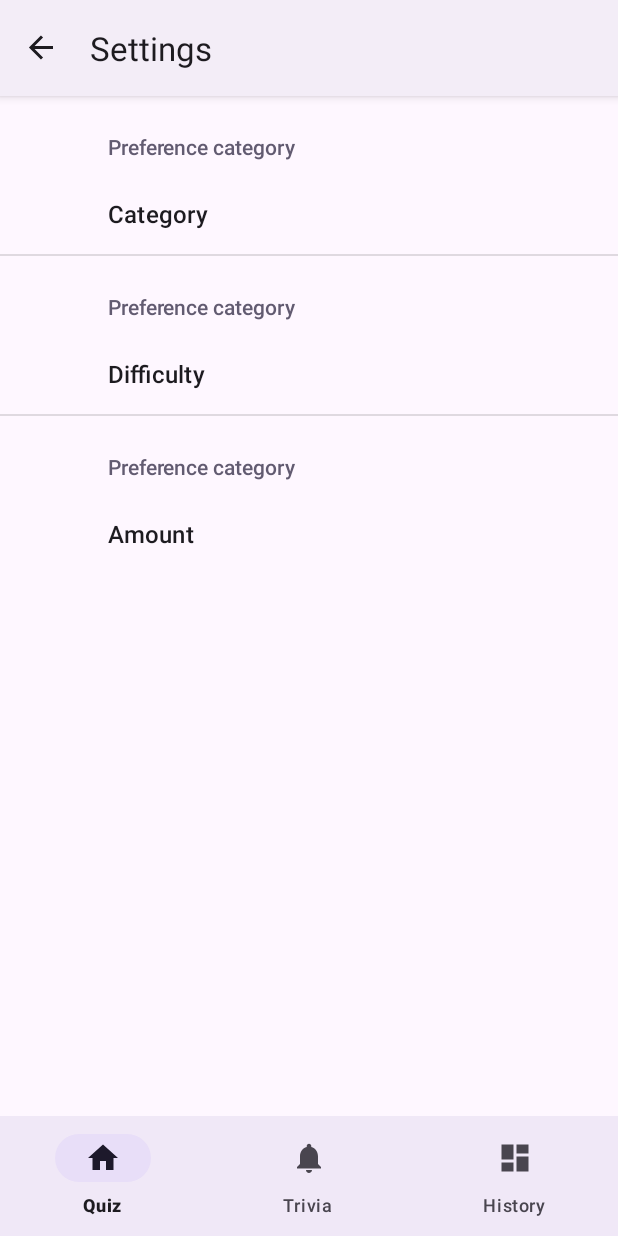
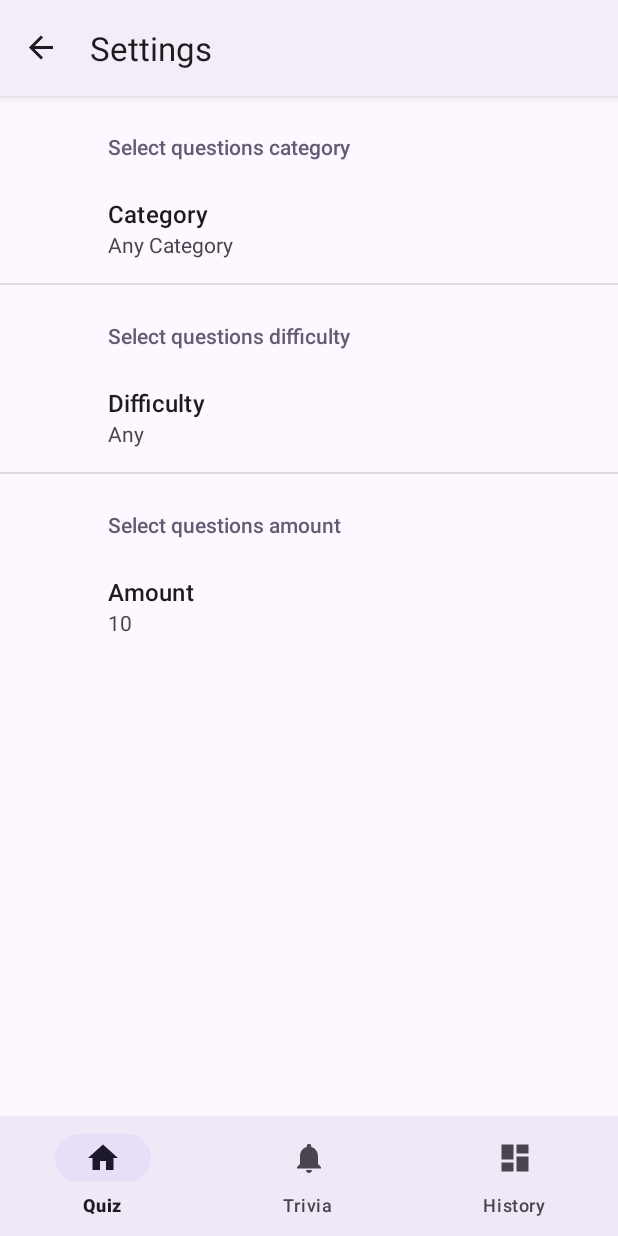
Before and after one commit to iampopovich/GeoQuiz, an Android app: the SettingsFragment screen opened through its navigation route, on a phone screen of 412 x 824 dp. Run offline under Robolectric (Android 15) with nearby library versions, the phone set to English and light mode, and no system bars; our stand-ins replace Room's generated code, androidx.preference, navigation-ui; network calls fail.

Commit message:
мелкие улучшения
- улучшен макет настроек. отображаются выбранные настройки
- улучшено отображение текста  с декодированием &quot;

```diff
--- a/app/build.gradle
+++ b/app/build.gradle
@@ -11,7 +11,7 @@ android {
         minSdk 24
         targetSdk 34
         versionCode 1
-        versionName "v.1.7.3"
+        versionName "v.1.7.4"
 
         testInstrumentationRunner "androidx.test.runner.AndroidJUnitRunner"
     }
--- a/app/src/main/java/com/example/takblet/ui/trivia/TriviaFragment.java
+++ b/app/src/main/java/com/example/takblet/ui/trivia/TriviaFragment.java
@@ -2,6 +2,7 @@ package com.example.takblet.ui.trivia;
 
 import android.content.SharedPreferences;
 import android.os.Bundle;
+import android.text.Html;
 import android.view.LayoutInflater;
 import android.view.Menu;
 import android.view.MenuInflater;
@@ -100,7 +101,7 @@ public class TriviaFragment extends Fragment {
                         for (int i = 0; i < results.length(); i++) {
                             JSONObject result = results.getJSONObject(i);
                             triviaViewModel.addQuestion(new TriviaQuestion(
-                                    result.getString("question"),
+                                    Html.fromHtml(result.getString("question"), Html.FROM_HTML_MODE_COMPACT).toString(),
                                     result.getString("correct_answer").equals("True"),
                                     result.getString("difficulty"),
                                     result.getString("category")
--- a/app/src/main/res/xml/root_preferences.xml
+++ b/app/src/main/res/xml/root_preferences.xml
@@ -1,28 +1,31 @@
 <PreferenceScreen xmlns:android="http://schemas.android.com/apk/res/android"
     xmlns:app="http://schemas.android.com/apk/res-auto">
 
-    <PreferenceCategory android:title="Preference category">
+    <PreferenceCategory android:title="Select questions category">
         <ListPreference
             android:defaultValue=""
             android:entries="@array/category_entries"
             android:entryValues="@array/category_values"
             android:key="category_preference"
-            android:title="Category" />
+            android:title="Category"
+            android:summary="%s" />
     </PreferenceCategory>
-    <PreferenceCategory android:title="Preference category">
+    <PreferenceCategory android:title="Select questions difficulty">
     <ListPreference
         android:defaultValue=""
         android:entries="@array/difficulty_entries"
         android:entryValues="@array/difficulty_values"
         android:key="difficulty_preference"
-        android:title="Difficulty" />
+        android:title="Difficulty"
+        android:summary="%s" />
     </PreferenceCategory>
-    <PreferenceCategory android:title="Preference category">
+    <PreferenceCategory android:title="Select questions amount">
     <ListPreference
         android:defaultValue="10"
         android:entries="@array/amount_entries"
         android:entryValues="@array/amount_values"
         android:key="amount_preference"
-        android:title="Amount" />
+        android:title="Amount"
+        android:summary="%s" />
     </PreferenceCategory>
 </PreferenceScreen>
```
